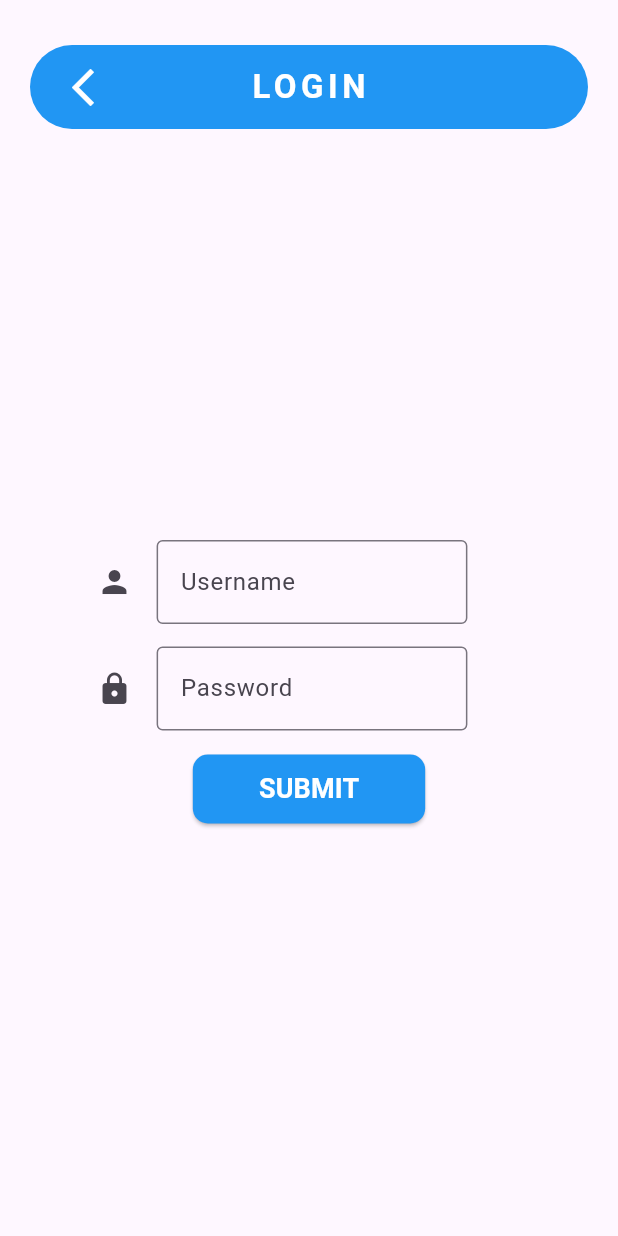
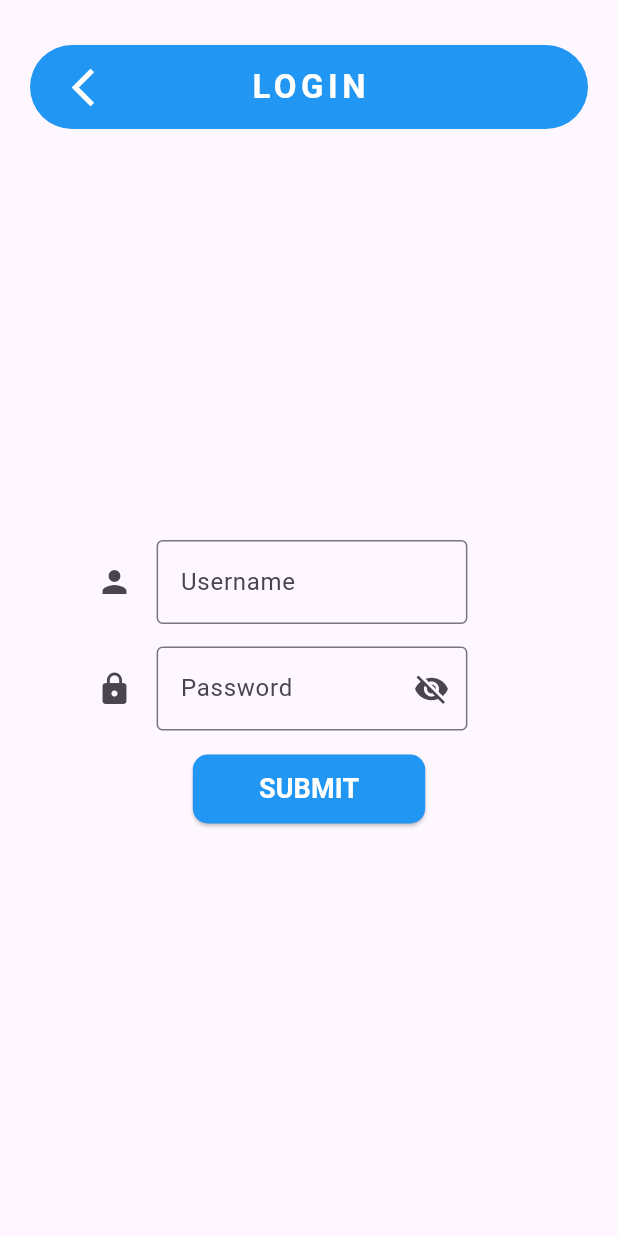
Before and after one commit to niebieskiczlowiek/Flutter-login-signup-app, a Flutter app: the screen it shows after launch, after a tap on "LOGIN", on a phone screen of 412 x 824 dp. Run offline on Flutter 3.47's test engine with Material 3 defaults, Android fonts, the phone set to English and light mode, and no system bars; our stand-ins replace flutter_dotenv; network calls fail.

Commit message:
text field widget + visiblity toggle

```diff
--- a/app/lib/utils/my_form.dart
+++ b/app/lib/utils/my_form.dart
@@ -1,4 +1,5 @@
 import 'package:app/utils/button.dart';
+import 'package:app/utils/my_text_field.dart';
 import 'package:flutter/material.dart';
 
 class MyForm extends StatefulWidget {
@@ -14,7 +15,7 @@ class MyForm extends StatefulWidget {
     required this.usernameController,
     required this.passwordController,
     required this.showMessageNotifier,
-    required this.message
+    required this.message,
   });
 
   @override
@@ -54,17 +55,15 @@ class _MyFormState extends State<MyForm> {
               alignment: Alignment.center,
               child: Transform.translate(
                 offset: Offset(-18, 0),
-                child: TextFormField(
-                  decoration: const InputDecoration(
-                    hintText: "Username",
-                    icon: Icon(Icons.person),
-                    border: OutlineInputBorder(),
-                  ),
+                child: MyTextField(
                   validator: (String? value) {
                     validateUsername(value);
                     return null;
                   },
-                  controller: widget.usernameController,
+                  controler: widget.usernameController,
+                  hintText: "Username",
+                  icon: Icon(Icons.person),
+                  obscurable: false,
                 ),
               ),
             ),
@@ -73,18 +72,15 @@ class _MyFormState extends State<MyForm> {
               alignment: Alignment.center,
               child: Transform.translate(
                 offset: Offset(-18, 0),
-                child: TextFormField(
-                  obscureText: true,
-                  decoration: const InputDecoration(
-                    hintText: "Password",
-                    icon: Icon(Icons.lock),
-                    border: OutlineInputBorder(),
-                  ),
+                child: MyTextField(
                   validator: (String? value) {
                     validatePassword(value);
                     return null;
                   },
-                  controller: widget.passwordController,
+                  controler: widget.passwordController,
+                  hintText: "Password",
+                  icon: Icon(Icons.lock),
+                  obscurable: true,
                 ),
               ),
             ),
@@ -93,13 +89,16 @@ class _MyFormState extends State<MyForm> {
               builder: (context, showMessage, _) {
                 return showMessage
                     ? Padding(
-                      padding: const EdgeInsets.only(left:25),
+                        padding: const EdgeInsets.only(left: 25),
                         child: Align(
                           alignment: Alignment.centerLeft,
-                        child: Text(widget.message, style: TextStyle(
+                          child: Text(
+                            widget.message,
+                            style: TextStyle(
                               fontWeight: FontWeight.bold,
                               color: Colors.red,
-                        )),
+                            ),
+                          ),
                         ),
                       )
                     : const SizedBox.shrink();
--- /dev/null
+++ b/app/lib/utils/my_text_field.dart
@@ -0,0 +1,58 @@
+import 'package:flutter/material.dart';
+
+class MyTextField extends StatefulWidget {
+  final String? Function(String?) validator;
+  final TextEditingController controler;
+  final String hintText;
+  final Icon icon;
+  final bool obscurable;
+
+  const MyTextField({
+    super.key,
+    required this.validator,
+    required this.controler,
+    required this.hintText,
+    required this.icon,
+    required this.obscurable,
+  });
+
+  @override
+  State<MyTextField> createState() => _MyTextFieldState();
+}
+
+class _MyTextFieldState extends State<MyTextField> {
+  late bool _isObscured;
+
+  toggleText() {
+    setState(() {
+      _isObscured = !_isObscured;
+    });
+  }
+
+  @override
+  void initState() {
+    super.initState();
+    _isObscured = widget.obscurable;
+  }
+
+  @override
+  Widget build(BuildContext context) {
+    return TextFormField(
+      obscureText: _isObscured,
+      decoration: InputDecoration(
+        hintText: widget.hintText,
+        icon: widget.icon,
+        border: const OutlineInputBorder(),
+        suffixIcon: widget.obscurable ?
+        IconButton(
+          onPressed: toggleText,
+          icon: _isObscured
+            ? Icon(Icons.visibility_off)
+            : Icon(Icons.visibility),
+        ) : SizedBox.shrink()
+      ),
+      validator: widget.validator,
+      controller: widget.controler,
+    );
+  }
+}
```
Lines whose indentation alone changed are shown as unchanged.
